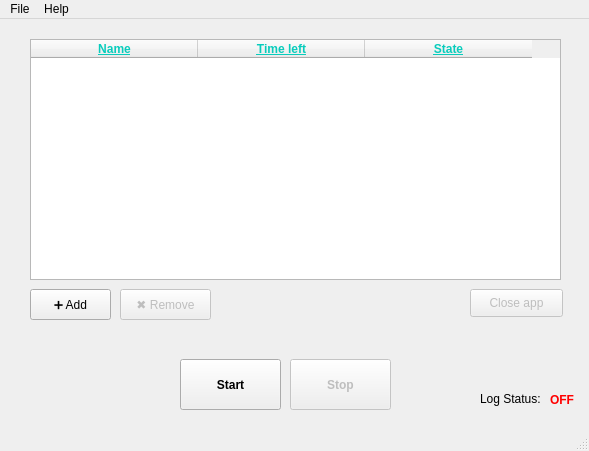
First picture: the form in ui/App.ui, repository Hexsae/App-Limiter, before the edit.
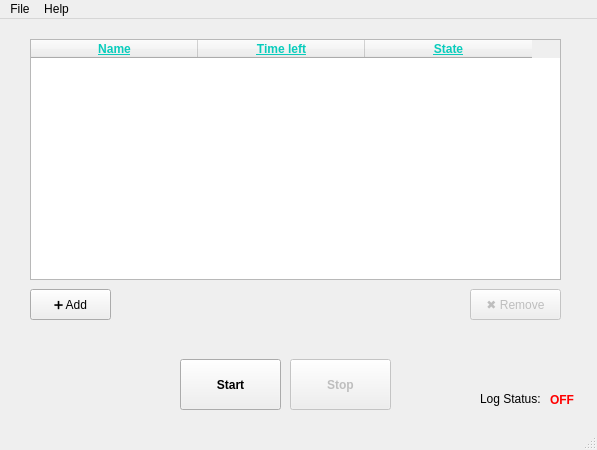
Second picture: the form after the edit.

What changed in the file:
```diff
--- a/ui/App.ui
+++ b/ui/App.ui
@@ -6,10 +6,28 @@
    <rect>
     <x>0</x>
     <y>0</y>
-    <width>589</width>
-    <height>451</height>
+    <width>597</width>
+    <height>450</height>
    </rect>
   </property>
+  <property name="sizePolicy">
+   <sizepolicy hsizetype="Fixed" vsizetype="Fixed">
+    <horstretch>0</horstretch>
+    <verstretch>0</verstretch>
+   </sizepolicy>
+  </property>
+  <property name="minimumSize">
+   <size>
+    <width>597</width>
+    <height>450</height>
+   </size>
+  </property>
+  <property name="maximumSize">
+   <size>
+    <width>597</width>
+    <height>450</height>
+   </size>
+  </property>
   <property name="windowTitle">
    <string>App Limiter</string>
   </property>
@@ -44,7 +62,7 @@
     </property>
     <property name="geometry">
      <rect>
-      <x>120</x>
+      <x>470</x>
       <y>270</y>
       <width>91</width>
       <height>31</height>
@@ -303,29 +321,13 @@
      <string>OFF</string>
     </property>
    </widget>
-   <widget class="QPushButton" name="close_appbtn">
-    <property name="enabled">
-     <bool>false</bool>
-    </property>
-    <property name="geometry">
-     <rect>
-      <x>470</x>
-      <y>270</y>
-      <width>93</width>
-      <height>28</height>
-     </rect>
-    </property>
-    <property name="text">
-     <string>Close app</string>
-    </property>
-   </widget>
   </widget>
   <widget class="QMenuBar" name="menubar">
    <property name="geometry">
     <rect>
      <x>0</x>
      <y>0</y>
-     <width>589</width>
+     <width>597</width>
      <height>26</height>
     </rect>
    </property>
@@ -335,13 +337,13 @@
     </property>
     <addaction name="actionSettings"/>
    </widget>
-   <widget class="QMenu" name="menuHelp">
+   <widget class="QMenu" name="help_menu">
     <property name="title">
      <string>Help</string>
     </property>
    </widget>
    <addaction name="menuFile"/>
-   <addaction name="menuHelp"/>
+   <addaction name="help_menu"/>
   </widget>
   <widget class="QStatusBar" name="statusbar"/>
   <action name="actionSettings">
```
Left out of the diff: 21 changed lines with no effect on the pictures.
